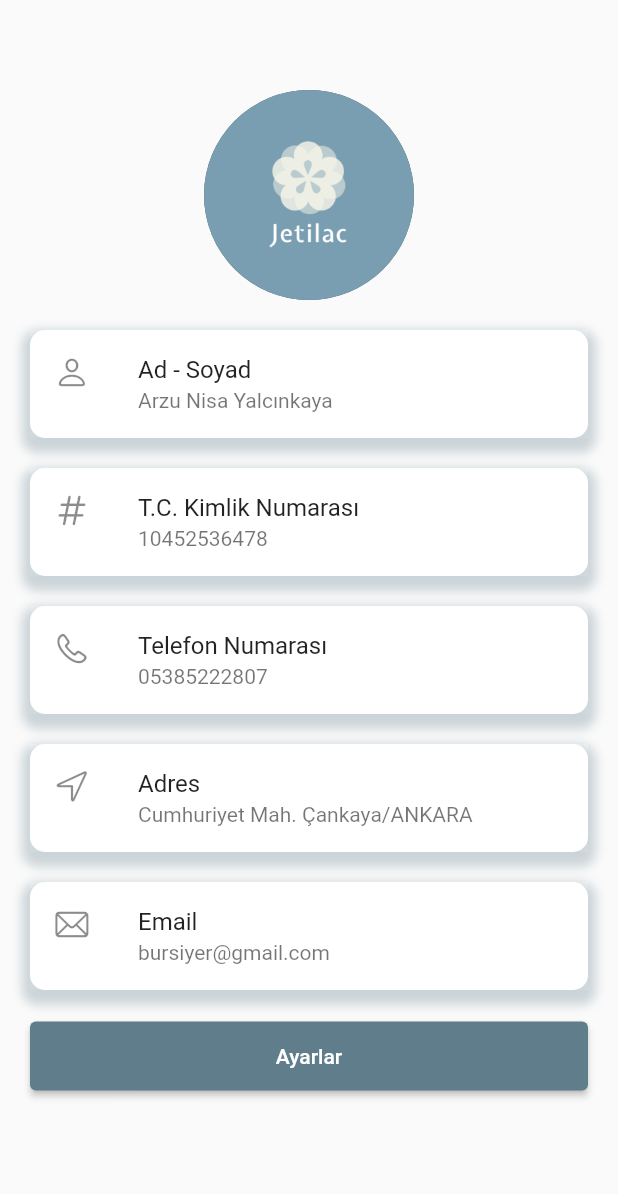
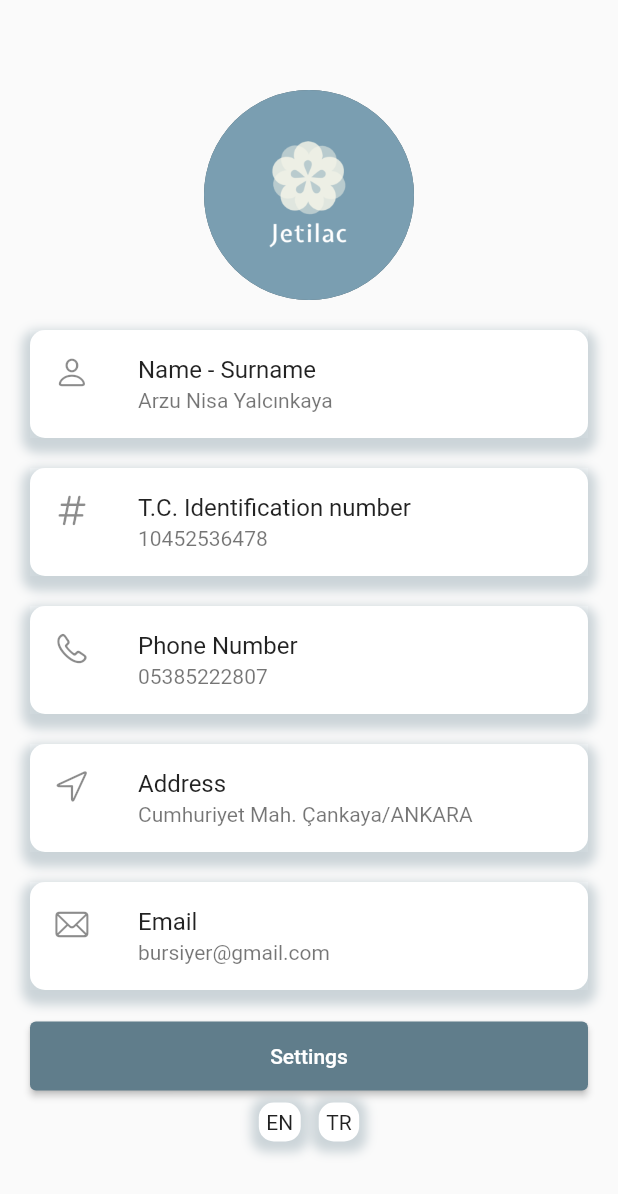
Before and after one commit to ArzuNisa/Jetilac, a Flutter app: the screen it shows after launch, on a phone screen of 412 x 824 dp. Shown: the top 1194 px of the screen. Run offline on Flutter 3.47's test engine with Material 2 defaults, Android fonts, the phone set to English and light mode, and no system bars; our stand-ins replace get.

Commit message:
Profile page updated

```diff
--- /dev/null
+++ b/untitled1/lib/LangUpdate.dart
@@ -0,0 +1,60 @@
+import 'dart:ui';
+
+import 'package:get/get.dart';
+
+class Lang extends Translations {
+  static final putative = Locale("tr", "TR");
+  static final languages = [
+    Locale("tr", "TR"),
+    Locale("en", "US")
+  ];
+
+  @override
+  Map<String, Map<String, String>> get keys => {
+    'en_US': {
+      'name': 'Name - Surname',
+      'phone' : 'Phone Number' ,
+      'id' : 'T.C. Identification number',
+      'address' : 'Address',
+      'settings' : 'Settings',
+      'security' : 'Security' ,
+      'psw' : 'Password, security, personal details' ,
+      'pay' : 'Payment Methods',
+      'lang' : 'Language',
+      'help' : 'Help',
+      'about' : 'About',
+      'exit' : 'Log out',
+      'btprofile' : 'Back To Profile',
+      'btsettings' : 'Back To Settings',
+      'support' : 'To Get Support',
+      'info' : 'You can contact via jetilac@gmail.com or help.jetilac.com.',
+      'about the app' : 'About the App',
+      'big About' : 'Jetilac is an innovative mobile application developed to make healthcare services more accessible. Jetilac allows patients to easily order medicines from their homes. This application is used to securely transmit prescriptions to pharmacists and deliver medicines to your homes via couriers, while increasing patient satisfaction. Jetilaçs user-friendly interface and security measures ensure the protection of patients personal information and health data. All transactions are protected by encryption protocols and performed in accordance with privacy policies. Jetilaç provides great convenience for many patients, such as the elderly, those with limited mobility or those who cannot spare time for pharmacies due to intense work schedule. It can also handle special requests such as emergencies or regular drug deliveries for a predetermined time frame. Jetilac provides a safe, fast and user-friendly service to patients by bridging modern technology and the needs of the healthcare industry. Thanks to Jetilac, it is now much easier and safer to order medicines and forward prescriptions to pharmacists.',
+
+    },
+    'tr_TR': {
+      'name': 'Ad - Soyad',
+      'phone' : 'Telefon Numarası' ,
+      'id' : 'T.C. Kimlik Numarası',
+      'address' : 'Adres',
+      'settings' : 'Ayarlar',
+      'security' : 'Güvenlik' ,
+      'psw' : 'Şifre, güvenlik, kişisel detaylar' ,
+      'pay' : 'Ödeme Yöntemleri',
+      'lang' : 'Dil',
+      'help' : 'Yardım',
+      'about' : 'Hakkında',
+      'exit' : 'Çıkış Yap',
+      'btprofile' : 'Profile Dön',
+      'btsettings' : 'Ayarlara Dön',
+      'support' : 'Destek Almak İçin',
+      'info' : 'jetilac@gmail.com veya help.jetilac.com üzerinden iletişime geçebilirsiniz.',
+      'about the app' : 'Uygulama Hakkında',
+      'big About' : 'Jetilaç, sağlık hizmetlerini daha erişilebilir hale getirmek amacıyla geliştirilmiş yenilikçi bir mobil uygulamadır. Jetilaç, hastaların kolaylıkla evlerinden ilaç siparişi verebilmesine olanak sağlar. Bu uygulama, hasta memnuniyetini artırırken, reçeteleri güvenli bir şekilde eczacılara iletmek ve kuryeler aracılığıyla ilaçları evlerinize teslim etmek için kullanılır. Jetilaç’ın kullanıcı dostu arayüzü ve güvenlik önlemleri, hastaların kişisel bilgilerinin ve sağlık verilerinin korunmasını sağlar. Tüm işlemler şifreleme protokolleriyle korunur ve gizlilik politikalarına uygun olarak gerçekleştirilir. Jetilaç, yaşlılar, hareket kısıtlılığı olanlar veya yoğun iş temposu nedeniyle eczanelere zaman ayıramayanlar gibi birçok hasta için büyük bir kolaylık sağlar. Aynı zamanda acil durumlar veya önceden belirlenmiş bir zaman dilimi için düzenli ilaç teslimatları gibi özel talepleri de karşılayabilir. Jetilaç, çağdaş teknoloji ve sağlık sektöründeki ihtiyaçlar arasında köprü kurarak hastalara güvenli, hızlı ve kullanıcı dostu bir hizmet sunar. Jetilaç sayesinde, ilaç siparişi vermek ve reçeteleri eczacılara iletmek artık çok daha kolay ve güvenlidir.',
+
+
+    }
+  };
+
+
+}
--- a/untitled1/lib/main.dart
+++ b/untitled1/lib/main.dart
@@ -1,6 +1,8 @@
 import 'package:flutter/cupertino.dart';
 import 'package:flutter/material.dart';
 import 'package:flutter/services.dart';
+import 'package:get/get.dart';
+import 'package:untitled1/LangUpdate.dart';
 import 'package:untitled1/SettingsPage.dart';
 
 void main() {
@@ -17,7 +19,10 @@ class MyApp extends StatelessWidget {
   // This widget is the root of your application.
   @override
   Widget build(BuildContext context) {
-    return MaterialApp(
+    return GetMaterialApp(
+      translations: Lang(),
+      locale: Get.locale == null?Get.deviceLocale:Get.locale ,
+      fallbackLocale: Lang.putative,
       debugShowCheckedModeBanner: false,
       title: 'Flutter Demo',
       theme: ThemeData(
@@ -53,13 +58,13 @@ class ProfileScreen extends StatelessWidget {
               backgroundImage: AssetImage('assets/images/Jetilac.png'),
             ),
             const SizedBox(height: 20),
-            itemProfile('Ad - Soyad', 'Arzu Nisa Yalcınkaya', CupertinoIcons.person),
+            itemProfile('name'.tr, 'Arzu Nisa Yalcınkaya', CupertinoIcons.person),
             const SizedBox(height: 20),
-            itemProfile('T.C. Kimlik Numarası', '10452536478', CupertinoIcons.number),
+            itemProfile('id'.tr, '10452536478', CupertinoIcons.number),
             const SizedBox(height: 20),
-            itemProfile('Telefon Numarası', '05385222807', CupertinoIcons.phone),
+            itemProfile('phone'.tr, '05385222807', CupertinoIcons.phone),
             const SizedBox(height: 20),
-            itemProfile('Adres', 'Cumhuriyet Mah. Çankaya/ANKARA', CupertinoIcons.location),
+            itemProfile('address'.tr, 'Cumhuriyet Mah. Çankaya/ANKARA', CupertinoIcons.location),
             const SizedBox(height: 20),
             itemProfile('Email', 'bursiyer@gmail.com', CupertinoIcons.mail),
             const SizedBox(height: 20),
@@ -72,13 +77,63 @@ class ProfileScreen extends StatelessWidget {
                   style: ElevatedButton.styleFrom(
                     padding: const EdgeInsets.all(15),
                   ),
-                  child: const Text('Ayarlar')),
-            )
+                  child: Text('settings'.tr)),
+            ),
+            const SizedBox(height: 7),
+            Row(
+              mainAxisAlignment: MainAxisAlignment.center,
+              children: [
+                InkWell(
+                  child: Container(
+                    child: Text("EN"),
+                    decoration: BoxDecoration(
+                      color: Colors.white,
+                      borderRadius: BorderRadius.circular(10),
+                        boxShadow: [
+                          BoxShadow(
+                              offset: Offset(0, 2),
+                              color: Colors.blueGrey.withOpacity(.3),
+                              spreadRadius: 5,
+                              blurRadius: 5
+                          )
+                        ]
+                    ),
+                    padding: EdgeInsets.all(5),
+                  ),
+                  onTap: (){
+                    Get.updateLocale(Locale("en","US"));
+                  },
+                ),
+                InkWell(
+                  child: Container(
+                    margin: EdgeInsets.only(left: 12),
+                    child: Text("TR"),
+                    decoration: BoxDecoration(
+                        color: Colors.white,
+                        borderRadius: BorderRadius.circular(10),
+                        boxShadow: [
+                          BoxShadow(
+                              offset: Offset(0, 2),
+                              color: Colors.blueGrey.withOpacity(.3),
+                              spreadRadius: 5,
+                              blurRadius: 5
+                          )
+                        ]
+                    ),
+                    padding: EdgeInsets.all(5),
+                  ),
+                  onTap: (){
+                    Get.updateLocale(Locale("tr","TR"));
+                  },
+                )
+              ],
+            ),
           ],
         ),
       ),
     );
   }
+
   itemProfile(String title, String subtitle, IconData iconData){
     return Container(
       decoration: BoxDecoration(
--- a/untitled1/pubspec.yaml
+++ b/untitled1/pubspec.yaml
@@ -36,6 +36,7 @@ dependencies:
   # The following adds the Cupertino Icons font to your application.
   # Use with the CupertinoIcons class for iOS style icons.
   cupertino_icons: ^1.0.2
+  get: ^4.6.5
 
 dev_dependencies:
   flutter_test:
```
Also changed, not shown: untitled1/lib/AboutPage.dart (added, +61 -0 lines), untitled1/lib/HelpPage.dart (added, +61 -0 lines), untitled1/lib/LanguagePage.dart (added, +30 -0 lines), untitled1/lib/PaymentMethodsPage.dart (added, +30 -0 lines), untitled1/lib/SecurityPage.dart (added, +30 -0 lines), untitled1/lib/SettingsPage.dart (+123 -17 lines), untitled1/pubspec.lock.
